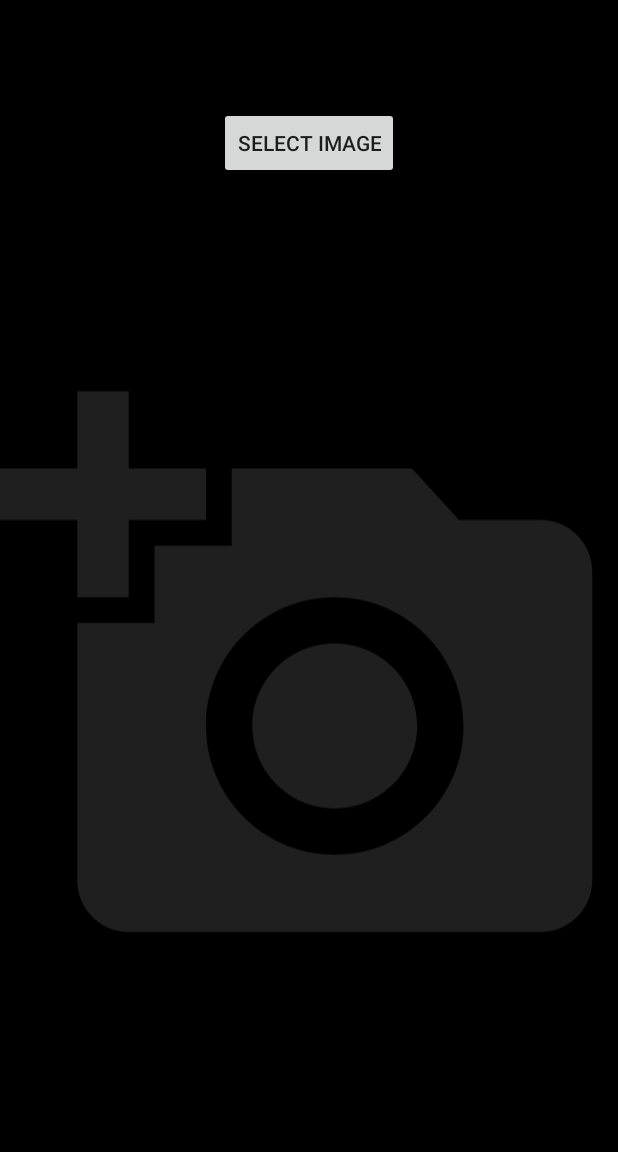
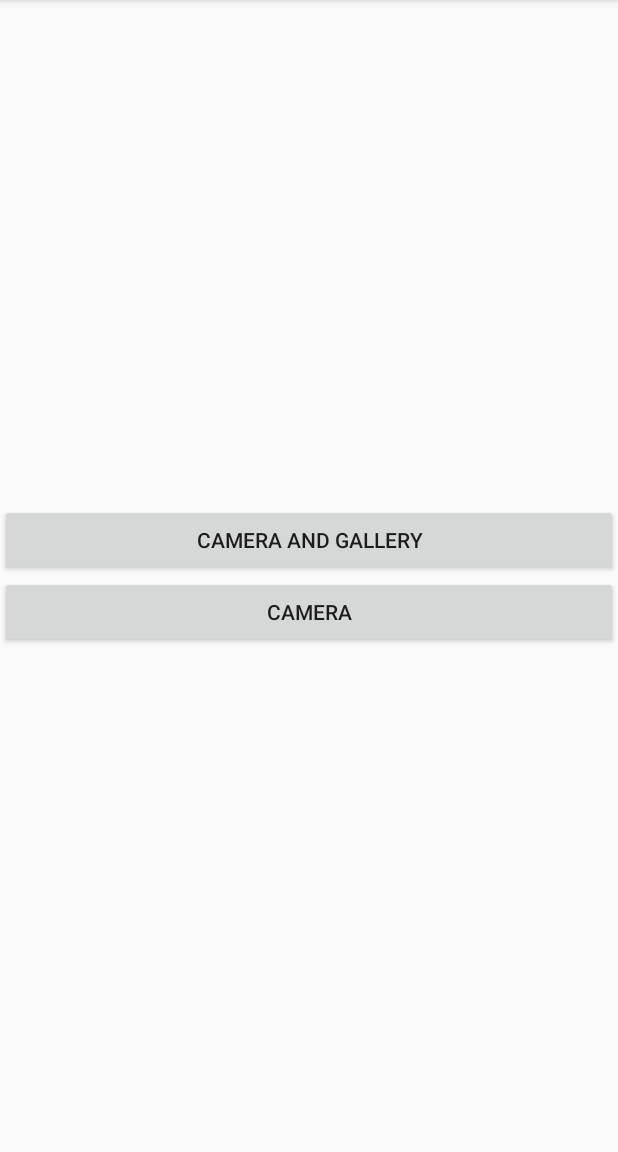
Before and after one commit to shadhin056/Camera-Or-Gallery-Or-Both-WithCrop-Kotlin, an Android app: the screen it shows after launch (MainActivity before the commit, Index after it), on a phone screen of 412 x 824 dp, the part 84-1236 px from its top. Run offline under Robolectric (Android 15) with nearby library versions, the phone set to English and light mode, and no system bars.

Commit message:
Index added

```diff
--- a/app/src/main/java/com/fundinghelp/cameraonlykotlinwithcrop/MainActivity.kt
+++ b/app/src/main/java/com/fundinghelp/cameraonlykotlinwithcrop/CameraAndGalleryActivity.kt
@@ -12,7 +12,7 @@ import com.theartofdev.edmodo.cropper.CropImage
 import com.theartofdev.edmodo.cropper.CropImageView
 import java.io.File
 
-class MainActivity : AppCompatActivity() {
+class CameraAndGalleryActivity : AppCompatActivity() {
     private var fileName: String? = null
     var file: File? = null
     override fun onCreate(savedInstanceState: Bundle?) {
--- /dev/null
+++ b/app/src/main/java/com/fundinghelp/cameraonlykotlinwithcrop/Index.kt
@@ -0,0 +1,22 @@
+package com.fundinghelp.cameraonlykotlinwithcrop
+
+import android.content.Intent
+import androidx.appcompat.app.AppCompatActivity
+import android.os.Bundle
+import kotlinx.android.synthetic.main.activity_index.*
+
+class Index : AppCompatActivity() {
+    override fun onCreate(savedInstanceState: Bundle?) {
+        super.onCreate(savedInstanceState)
+        setContentView(R.layout.activity_index)
+        btnCandG.setOnClickListener {
+            val intent = Intent(this, CameraAndGalleryActivity::class.java)
+            startActivity(intent)
+        }
+
+        btnCorG.setOnClickListener {
+            val intent = Intent(this, CameraOrGalleryActivity::class.java)
+            startActivity(intent)
+        }
+    }
+}
--- /dev/null
+++ b/app/src/main/res/layout/activity_index.xml
@@ -0,0 +1,31 @@
+<?xml version="1.0" encoding="utf-8"?>
+<LinearLayout xmlns:android="http://schemas.android.com/apk/res/android"
+    xmlns:app="http://schemas.android.com/apk/res-auto"
+    xmlns:tools="http://schemas.android.com/tools"
+    android:layout_width="match_parent"
+    android:layout_height="match_parent"
+    tools:context=".Index">
+    <LinearLayout
+        android:layout_gravity="center"
+        android:orientation="vertical"
+        android:layout_width="match_parent"
+        android:layout_height="wrap_content">
+        <Button
+            android:id="@+id/btnCandG"
+            android:text="Camera and Gallery"
+            android:layout_gravity="center"
+            android:layout_width="match_parent"
+            android:layout_height="wrap_content">
+
+        </Button>
+        <Button
+            android:id="@+id/btnCorG"
+            android:text="Camera"
+            android:layout_gravity="center"
+            android:layout_width="match_parent"
+            android:layout_height="wrap_content">
+
+        </Button>
+    </LinearLayout>
+
+</LinearLayout>
```
Also changed, not shown: app/src/main/AndroidManifest.xml (+7 -3 lines), app/src/main/java/com/fundinghelp/cameraonlykotlinwithcrop/CameraOrGalleryActivity.kt (added, +11 -0 lines), app/src/main/res/layout/activity_camera_or_gallery.xml (added, +9 -0 lines).
